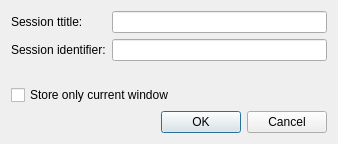
This is src/ui/SaveSessionDialog.ui in OtterBrowser/otter-browser as Qt 5 draws it before an edit. The edited form follows.
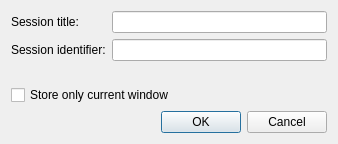
This is the edited form.

What changed in the file:
```diff
--- a/src/ui/SaveSessionDialog.ui
+++ b/src/ui/SaveSessionDialog.ui
@@ -19,7 +19,7 @@
      <item row="0" column="0">
       <widget class="QLabel" name="titleLabel">
        <property name="text">
-        <string>Session ttitle:</string>
+        <string>Session title:</string>
        </property>
        <property name="buddy">
         <cstring>titleLineEdit</cstring>
```
